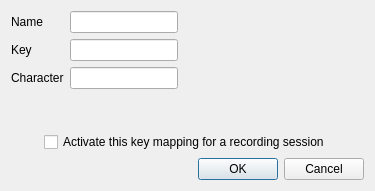
First picture: the form in itemdialog.ui, repository domoritz/drummy, before the edit.
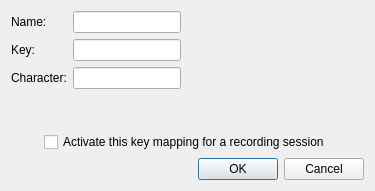
Second picture: the form after the edit.

```diff
--- a/itemdialog.ui
+++ b/itemdialog.ui
@@ -24,7 +24,7 @@
        <item row="0" column="0">
         <widget class="QLabel" name="label">
          <property name="text">
-          <string>Name</string>
+          <string>Name:</string>
          </property>
         </widget>
        </item>
@@ -42,7 +42,7 @@
        <item row="1" column="0">
         <widget class="QLabel" name="label_2">
          <property name="text">
-          <string>Key</string>
+          <string>Key:</string>
          </property>
         </widget>
        </item>
@@ -60,7 +60,7 @@
        <item row="2" column="0">
         <widget class="QLabel" name="label_3">
          <property name="text">
-          <string>Character</string>
+          <string>Character:</string>
          </property>
         </widget>
        </item>
```
Left out of the diff: 2 changed lines with no effect on the pictures.
